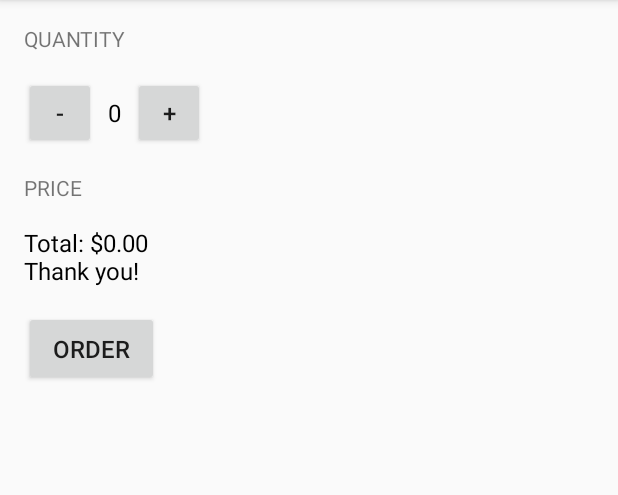
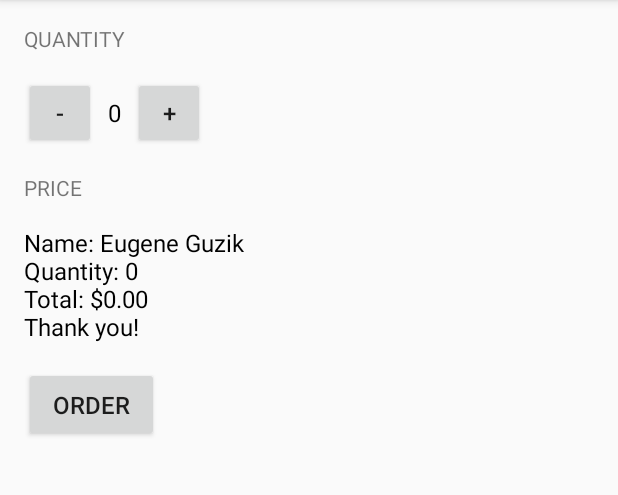
Before and after one commit to guzike/JustJava, an Android app: the screen it shows after launch (MainActivity), after a tap on "ORDER", on a phone screen of 412 x 824 dp, the part 84-579 px from its top. Run offline under Robolectric (Android 15) with nearby library versions, the phone set to English and light mode, and no system bars.

```diff
--- a/app/src/main/java/com/example/android/justjava/MainActivity.java
+++ b/app/src/main/java/com/example/android/justjava/MainActivity.java
@@ -26,8 +26,9 @@ public class MainActivity extends AppCompatActivity {
     public void submitOrder(View view) {
         //display(numberOfCoffees);
         //displayPrice(numberOfCoffees * 5);
-        String priceMessage = "Total: "+NumberFormat.getCurrencyInstance().format(numberOfCoffees*5) + "\nThank you!";
-        displayMessage(priceMessage);
+        int price = calculatePrice();
+        String priceMessage = "Total: "+NumberFormat.getCurrencyInstance().format(price) + "\nThank you!";
+        displayMessage(createOrderSummary(price));
     }
 
     /**
@@ -70,4 +71,16 @@ public class MainActivity extends AppCompatActivity {
         TextView priceTextView = (TextView) findViewById(R.id.price_text_view);
         priceTextView.setText(message);
     }
+
+    private int calculatePrice(){
+
+        return numberOfCoffees*5;
+    }
+
+    private String createOrderSummary(int price){
+        return "Name: Eugene Guzik\n" +
+                "Quantity: "+numberOfCoffees+
+                "\nTotal: "+NumberFormat.getCurrencyInstance().format(price)+
+                "\nThank you!";
+    }
 }
```
